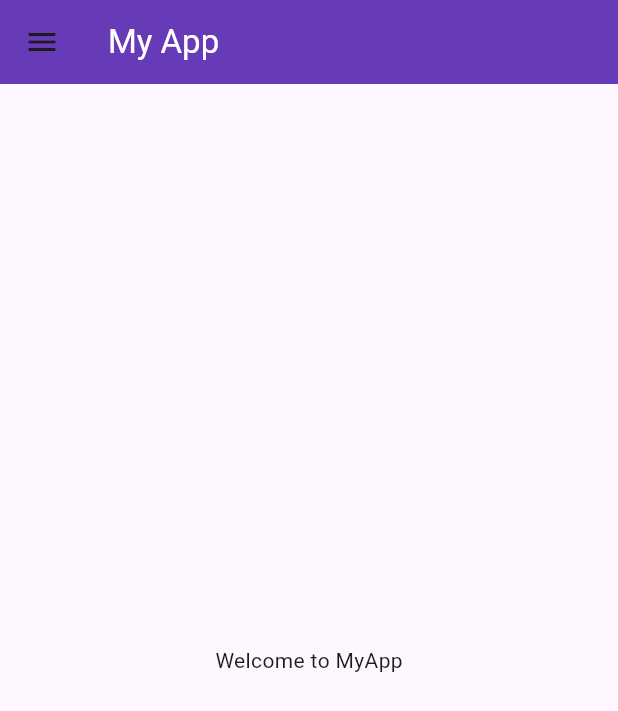
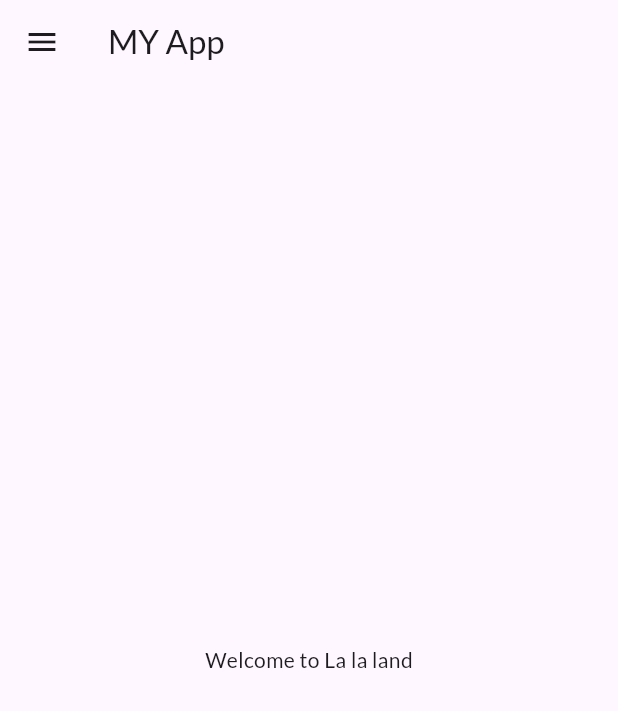
Before and after one commit to codeharsh27/First-Repo, a Flutter app: the HomePage screen opened directly, on a phone screen of 412 x 824 dp. Shown: the top 711 px of the screen. Run offline on Flutter 3.47's test engine with Material 3 defaults, Android fonts, the phone set to English and light mode, and no system bars; our stand-ins replace google_fonts.

Commit message:
day3 complete

```diff
--- a/Flutter Project/webapp/lib/Pages/home_page.dart
+++ b/Flutter Project/webapp/lib/Pages/home_page.dart
@@ -6,13 +6,8 @@ class HomePage extends StatelessWidget {
   @override
   Widget build(BuildContext context) {
     return Scaffold(
-      appBar: AppBar(
-        title: Text("My App", style: TextStyle(color: Colors.white)),
-        backgroundColor: Colors.deepPurple,
-      ),
-      body: Center(
-        child: Material(child: Container(child: Text("Welcome to MyApp"))),
-      ),
+      appBar: AppBar(title: Text("MY App")),
+      body: Center(child: Text("Welcome to La la land")),
       drawer: Drawer(),
     );
   }
--- a/Flutter Project/webapp/pubspec.yaml
+++ b/Flutter Project/webapp/pubspec.yaml
@@ -34,6 +34,7 @@ dependencies:
   # The following adds the Cupertino Icons font to your application.
   # Use with the CupertinoIcons class for iOS style icons.
   cupertino_icons: ^1.0.8
+  google_fonts: ^6.2.1
 
 dev_dependencies:
   flutter_test:
@@ -58,9 +59,10 @@ flutter:
   uses-material-design: true
 
   # To add assets to your application, add an assets section, like this:
-  # assets:
-  #   - images/a_dot_burr.jpeg
+  assets:
+    - assets/images/
   #   - images/a_dot_ham.jpeg
+
 
   # An image asset can refer to one or more resolution-specific "variants", see
   # https://flutter.dev/to/resolution-aware-images
```
Also changed, not shown: Flutter Project/webapp/lib/Pages/login_page.dart (+38 -8 lines), Flutter Project/webapp/lib/main.dart (+6 -3 lines), Flutter Project/webapp/assets/images/login.png (added), Flutter Project/webapp/pubspec.lock.
